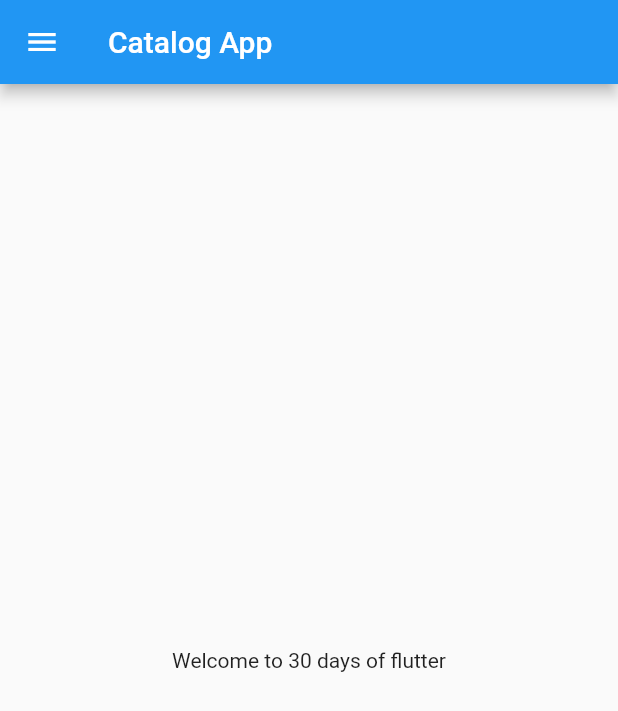
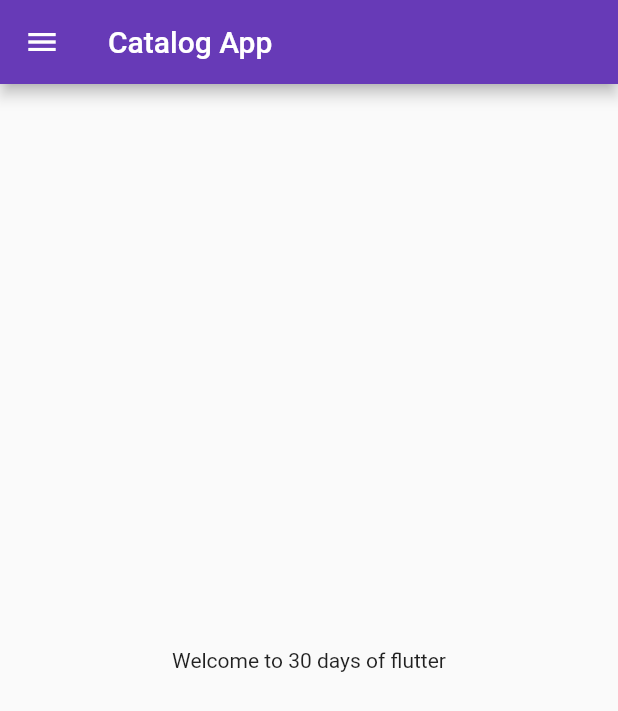
Before and after one commit to Ammyy9908/inventory_flutter_app, a Flutter app: the screen it shows after launch, on a phone screen of 412 x 824 dp. Shown: the top 711 px of the screen. Run offline on Flutter 3.47's test engine with Material 2 defaults, Android fonts, the phone set to English and light mode, and no system bars; our stand-ins replace matcher.

Commit message:
day 3 done

```diff
--- a/lib/main.dart
+++ b/lib/main.dart
@@ -1,4 +1,5 @@
-import 'package:first_app/Home.dart';
+import 'package:first_app/screens/Home.dart';
+import 'package:first_app/screens/Login.dart';
 import 'package:flutter/material.dart';
 
 
@@ -15,7 +16,16 @@ class MyApp extends StatelessWidget {
   @override
   Widget build(BuildContext context) {
     return MaterialApp(
-      home: Home(),
+      themeMode: ThemeMode.light,
+      theme: ThemeData(
+        primarySwatch: Colors.deepPurple,
+      ),
+      initialRoute: "/home",
+      routes: {
+        "/": (context) => Login(),
+        "/home": (context) => Home(),
+
+      },
     );
   }
 }
```
Also changed, not shown: lib/screens/Login.dart (added, +25 -0 lines), lib/screens/Home.dart (renamed from lib/Home.dart).
